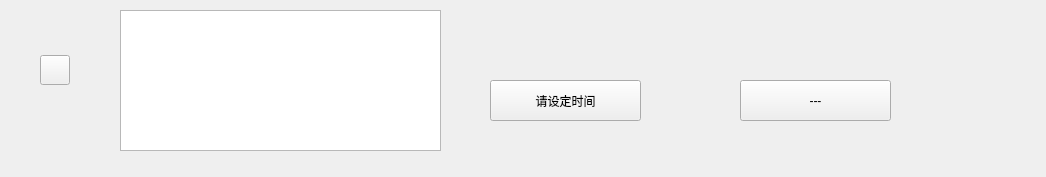
DovahkiinDeBlois/Todolist, file code/todolist/resource/Qt_My_UI_Classs/todo_item/todo_item.ui: the form before one commit.
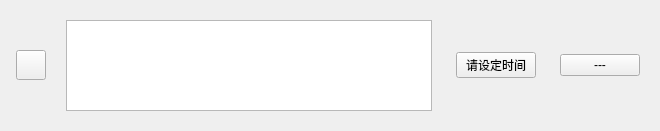
The form after the commit.

Commit message: 添加用于测试todo_item是否好使的代码

```diff
--- a/code/todolist/resource/Qt_My_UI_Classs/todo_item/todo_item.ui
+++ b/code/todolist/resource/Qt_My_UI_Classs/todo_item/todo_item.ui
@@ -6,23 +6,32 @@
    <rect>
     <x>0</x>
     <y>0</y>
-    <width>1046</width>
-    <height>177</height>
+    <width>660</width>
+    <height>131</height>
    </rect>
   </property>
   <property name="windowTitle">
    <string>Form</string>
   </property>
-  <widget class="QWidget" name="widget" native="true">
-   <property name="geometry">
-    <rect>
-     <x>10</x>
-     <y>20</y>
-     <width>91</width>
-     <height>101</height>
-    </rect>
-   </property>
+  <layout class="QHBoxLayout" name="horizontalLayout_3">
+   <item>
+    <widget class="QWidget" name="win_checkbox" native="true">
    <layout class="QHBoxLayout" name="horizontalLayout">
+      <property name="spacing">
+       <number>0</number>
+      </property>
+      <property name="leftMargin">
+       <number>5</number>
+      </property>
+      <property name="topMargin">
+       <number>5</number>
+      </property>
+      <property name="rightMargin">
+       <number>5</number>
+      </property>
+      <property name="bottomMargin">
+       <number>5</number>
+      </property>
     <item>
      <widget class="QPushButton" name="pushButton">
       <property name="minimumSize">
@@ -44,67 +53,67 @@
     </item>
    </layout>
   </widget>
+   </item>
+   <item>
   <widget class="QWidget" name="widget_2" native="true">
-   <property name="geometry">
-    <rect>
-     <x>120</x>
-     <y>10</y>
-     <width>321</width>
-     <height>141</height>
-    </rect>
+     <property name="sizePolicy">
+      <sizepolicy hsizetype="Expanding" vsizetype="Expanding">
+       <horstretch>7</horstretch>
+       <verstretch>0</verstretch>
+      </sizepolicy>
    </property>
    <layout class="QHBoxLayout" name="horizontalLayout_2">
     <item>
-     <widget class="QPlainTextEdit" name="plainTextEdit"/>
+       <widget class="QPlainTextEdit" name="plainTextEdit">
+        <property name="font">
+         <font>
+          <pointsize>16</pointsize>
+         </font>
+        </property>
+       </widget>
     </item>
    </layout>
   </widget>
+   </item>
+   <item>
   <widget class="QWidget" name="widget_3" native="true">
-   <property name="geometry">
-    <rect>
-     <x>470</x>
-     <y>40</y>
-     <width>201</width>
-     <height>91</height>
-    </rect>
-   </property>
+     <property name="sizePolicy">
+      <sizepolicy hsizetype="Expanding" vsizetype="Preferred">
+       <horstretch>1</horstretch>
+       <verstretch>0</verstretch>
+      </sizepolicy>
+     </property>
+     <layout class="QHBoxLayout" name="horizontalLayout_4">
+      <item>
    <widget class="QPushButton" name="pushButton_2">
-    <property name="geometry">
-     <rect>
-      <x>20</x>
-      <y>40</y>
-      <width>151</width>
-      <height>41</height>
-     </rect>
-    </property>
     <property name="text">
      <string>请设定时间</string>
     </property>
    </widget>
-  </widget>
+      </item>
+     </layout>
+    </widget>
+   </item>
+   <item>
   <widget class="QWidget" name="widget_4" native="true">
-   <property name="geometry">
-    <rect>
-     <x>720</x>
-     <y>40</y>
-     <width>201</width>
-     <height>91</height>
-    </rect>
-   </property>
+     <property name="sizePolicy">
+      <sizepolicy hsizetype="Expanding" vsizetype="Preferred">
+       <horstretch>1</horstretch>
+       <verstretch>0</verstretch>
+      </sizepolicy>
+     </property>
+     <layout class="QHBoxLayout" name="horizontalLayout_5">
+      <item>
    <widget class="QPushButton" name="pushButton_3">
-    <property name="geometry">
-     <rect>
-      <x>20</x>
-      <y>40</y>
-      <width>151</width>
-      <height>41</height>
-     </rect>
-    </property>
     <property name="text">
      <string>---</string>
     </property>
    </widget>
-  </widget>
+      </item>
+     </layout>
+    </widget>
+   </item>
+  </layout>
  </widget>
  <resources/>
  <connections/>
```
Lines whose indentation alone changed are shown as unchanged. The commit also changes 8 other files.
